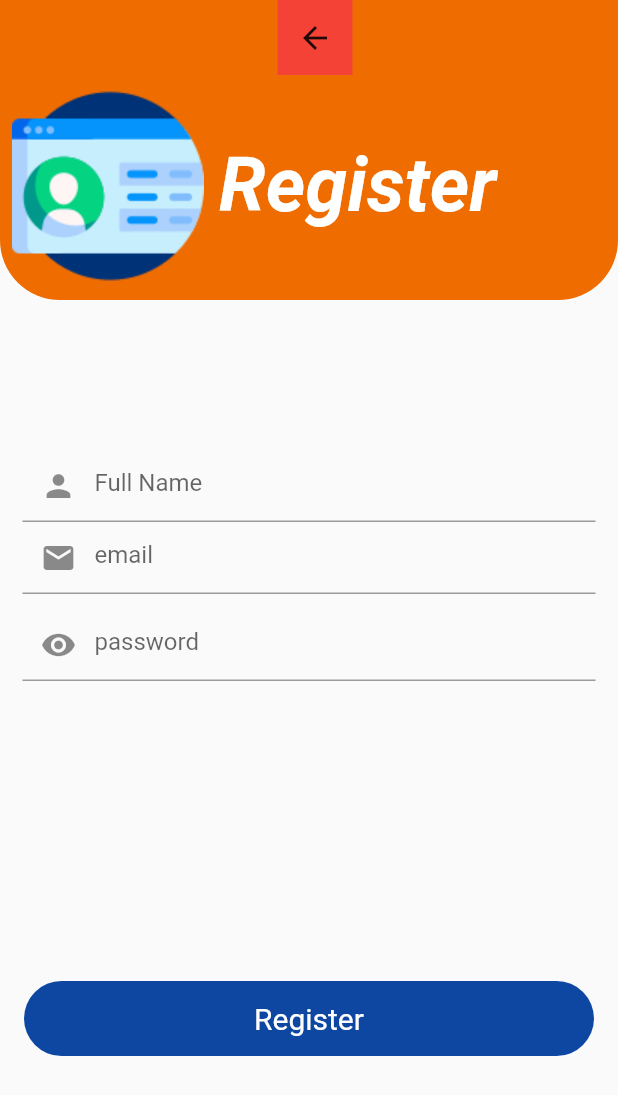
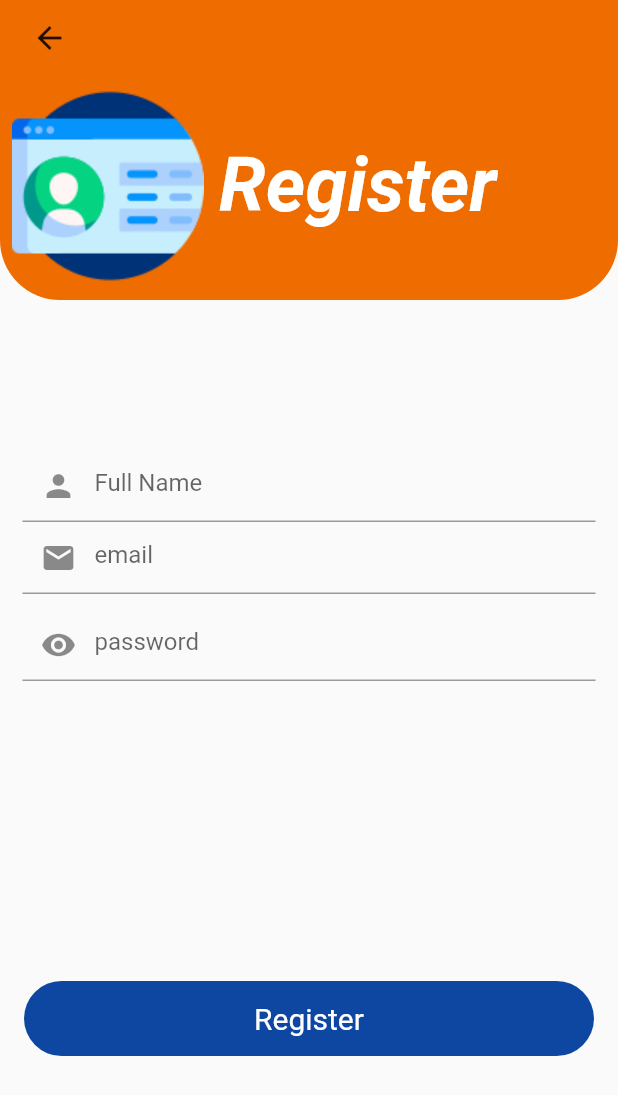
Before and after one commit to iremtekinn/firebase, a Flutter app: the Register screen opened directly, on a phone screen of 412 x 824 dp. Shown: the top 1095 px of the screen. Run offline on Flutter 3.47's test engine with Material 2 defaults, Android fonts, the phone set to English and light mode, and no system bars.

Commit message:
ui düzenlendi

```diff
--- a/lib/pages/register.dart
+++ b/lib/pages/register.dart
@@ -14,15 +14,18 @@ class Register extends StatelessWidget {
               child: Padding(
                 padding: const EdgeInsets.only(left:8.0),
                 child: Column(
-
+                  crossAxisAlignment: CrossAxisAlignment.start,
                   children: [
                     GestureDetector(
                       onTap:() => Navigator.pop(context),
                       child: Container(
-
+                        decoration: BoxDecoration(
+                           color: Colors.orange.shade800,
+                           borderRadius: BorderRadius.circular(30),
+                        ),
                         width:50,
                         height:50,
-                        color: Colors.red,
+
                         child: Icon(Icons.arrow_back)),
                     ),
                     SizedBox(height: 10,),
```
